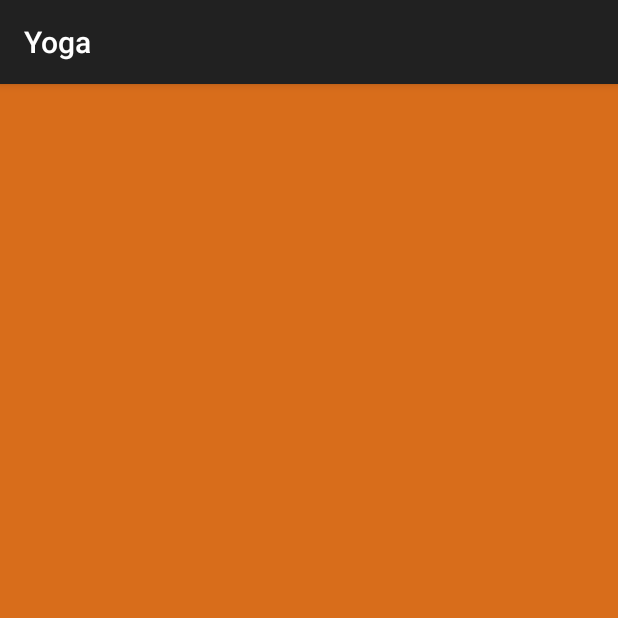
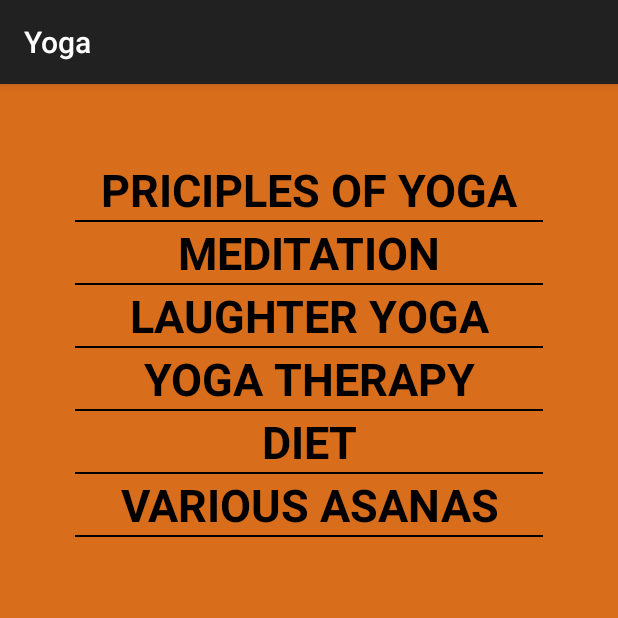
Before and after one commit to Mutharasan96/Yoga, an Android app: the screen it shows after launch (MainActivity), on a phone screen of 412 x 824 dp, the top half of it. Run offline under Robolectric (Android 15) with nearby library versions, the phone set to English and light mode, and no system bars.

Commit message:
Created a array adapter to list the items and added the fragment to display items in it

```diff
--- a/app/build.gradle
+++ b/app/build.gradle
@@ -23,6 +23,7 @@ dependencies {
     implementation 'com.android.support:appcompat-v7:28.0.0'
     implementation 'com.android.support.constraint:constraint-layout:1.1.3'
     implementation 'com.android.support:design:28.0.0'
+    implementation 'com.android.support:recyclerview-v7:28.0.0'
     testImplementation 'junit:junit:4.12'
     androidTestImplementation 'com.android.support.test:runner:1.0.2'
     androidTestImplementation 'com.android.support.test.espresso:espresso-core:3.0.2'
--- a/app/src/main/java/com/example/yoga/MainActivity.java
+++ b/app/src/main/java/com/example/yoga/MainActivity.java
@@ -1,23 +1,26 @@
 package com.example.yoga;
 
+import android.app.Fragment;
+import android.app.FragmentTransaction;
 import android.content.res.Resources;
 import android.os.Bundle;
+import android.app.FragmentManager;
 import android.support.v7.app.AppCompatActivity;
 import android.widget.ListView;
 
 public class MainActivity extends AppCompatActivity {
-
-
     ListView listView;
     String[] menulist;
+    Fragment mainfrag;
     @Override
     protected void onCreate(Bundle savedInstanceState) {
         super.onCreate(savedInstanceState);
         setContentView(R.layout.activity_main);
-        listView = findViewById(R.id.main_menu);
-        menulist=getResources().getStringArray(R.array.menu_list);
-        MainmenuArrayadapter adapter = new MainmenuArrayadapter(this,menulist);
-        listView.setAdapter(adapter);
+        mainfrag = new MenuListFragment();
+        FragmentManager fm = getFragmentManager();
+        FragmentTransaction ft = fm.beginTransaction();
+        ft.replace(R.id.main_frame,mainfrag);
+        ft.commit();
     }
 
     @Override
--- /dev/null
+++ b/app/src/main/java/com/example/yoga/MainmenuArrayadapter.java
@@ -0,0 +1,46 @@
+package com.example.yoga;
+
+import android.annotation.SuppressLint;
+import android.content.Context;
+import android.view.LayoutInflater;
+import android.view.View;
+import android.view.ViewGroup;
+import android.widget.ArrayAdapter;
+import android.widget.BaseAdapter;
+import android.widget.TextView;
+
+public class MainmenuArrayadapter extends BaseAdapter {
+
+    private LayoutInflater inflater;
+    private String[] menu_list;
+
+    MainmenuArrayadapter(Context context,String[] menu_list){
+        this.menu_list=menu_list;
+        inflater=(LayoutInflater.from(context));
+    }
+
+
+    @Override
+    public int getCount() {
+        return menu_list.length;
+    }
+
+    @Override
+    public Object getItem(int position) {
+        return null;
+    }
+
+    @Override
+    public long getItemId(int position) {
+        return 0;
+    }
+
+    @SuppressLint({"ViewHolder", "InflateParams"})
+    @Override
+    public View getView(int position, View convertView, ViewGroup parent) {
+        convertView=inflater.inflate(R.layout.activity_list,null);
+        TextView menulist= convertView.findViewById(R.id.menu_text);
+        menulist.setText(menu_list[position]);
+        return convertView;
+    }
+}
--- /dev/null
+++ b/app/src/main/java/com/example/yoga/MenuListFragment.java
@@ -0,0 +1,26 @@
+package com.example.yoga;
+
+import android.content.Context;
+import android.net.Uri;
+import android.os.Bundle;
+import android.app.Fragment;
+import android.view.LayoutInflater;
+import android.view.View;
+import android.view.ViewGroup;
+import android.widget.ListView;
+
+public class MenuListFragment extends Fragment {
+    View view;
+    ListView listView;
+    String[] menulist;
+    @Override
+    public View onCreateView(LayoutInflater inflater, ViewGroup container,
+                             Bundle savedInstanceState) {
+        view = inflater.inflate(R.layout.fragment_menu_list, container, false);
+        listView = view.findViewById(R.id.frag_main_list);
+        menulist=getResources().getStringArray(R.array.menu_list);
+        MainmenuArrayadapter adapter = new MainmenuArrayadapter(getActivity(),menulist);
+        listView.setAdapter(adapter);
+        return view;
+    }
+}
--- /dev/null
+++ b/app/src/main/res/layout/activity_list.xml
@@ -0,0 +1,21 @@
+<?xml version="1.0" encoding="utf-8"?>
+<LinearLayout
+    xmlns:android="http://schemas.android.com/apk/res/android"
+    android:layout_width="match_parent"
+    android:layout_height="match_parent"
+    android:theme="@style/AppTheme"
+    android:orientation="horizontal">
+
+    <TextView
+        android:id="@+id/menu_text"
+        android:layout_width="fill_parent"
+        android:layout_height="match_parent"
+        android:layout_gravity="center"
+        android:textAlignment="center"
+        android:textStyle="bold"
+        android:textAllCaps="true"
+        android:textColor="#000"
+        android:textSize="30sp"
+        />
+
+</LinearLayout>
--- a/app/src/main/res/layout/activity_main.xml
+++ b/app/src/main/res/layout/activity_main.xml
@@ -9,12 +9,9 @@
     android:background="@drawable/background"
     android:backgroundTint="@color/colorAccent">
 
- <ListView
-     android:layout_width="fill_parent"
-     android:layout_height="fill_parent"
-     android:id="@+id/main_menu"
-     android:divider="#000"
-     android:dividerHeight="1dp"
-     tools:ignore="MissingConstraints" />
+    <FrameLayout
+        android:layout_width="match_parent"
+        android:layout_height="match_parent"
+        android:id="@+id/main_frame"/>
 
 </android.support.constraint.ConstraintLayout>
--- /dev/null
+++ b/app/src/main/res/layout/fragment_menu_list.xml
@@ -0,0 +1,19 @@
+<?xml version="1.0" encoding="utf-8"?>
+<RelativeLayout xmlns:android="http://schemas.android.com/apk/res/android"
+    xmlns:tools="http://schemas.android.com/tools"
+    android:layout_width="match_parent"
+    android:layout_height="match_parent"
+    android:theme="@style/AppTheme"
+    tools:context=".MenuListFragment">
+
+    <ListView
+        android:layout_width="match_parent"
+        android:layout_height="match_parent"
+        android:id="@+id/frag_main_list"
+        android:layout_margin="50dp"
+        android:divider="#000"
+        android:dividerHeight="1dp"
+
+        />
+
+</RelativeLayout>
--- a/app/src/main/res/values/dimens.xml
+++ b/app/src/main/res/values/dimens.xml
@@ -1,3 +1,4 @@
 <resources>
     <dimen name="fab_margin">16dp</dimen>
+    <dimen name="text_margin">16dp</dimen>
 </resources>
--- a/app/src/main/res/values/strings.xml
+++ b/app/src/main/res/values/strings.xml
@@ -12,4 +12,7 @@
         <item>Various Asanas</item>
     </string-array>
 
+    <!-- TODO: Remove or change this placeholder text -->
+    <string name="hello_blank_fragment">Hello blank fragment</string>
+
 </resources>
```
Also changed, not shown: app/src/main/res/drawable/ayush_logo.jpeg (added).
